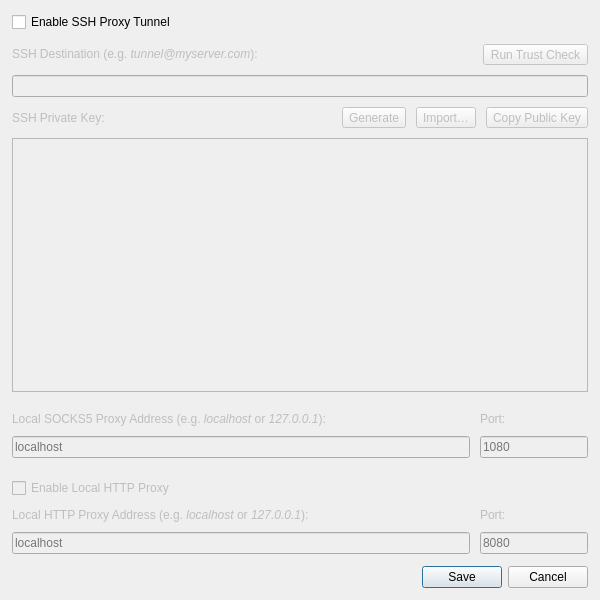
First picture: the form in Sources/PreferencesDialog.ui, repository andrew-markin/shprot, before the edit.
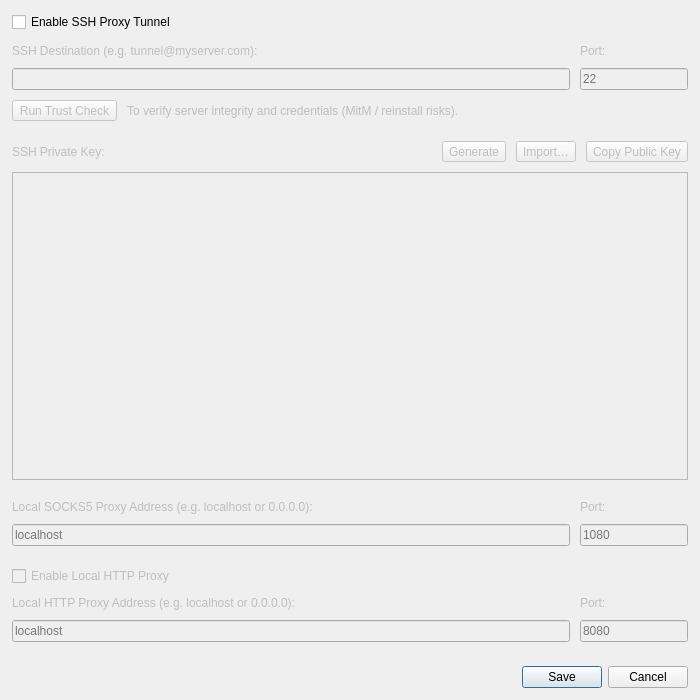
Second picture: the form after the edit.

Commit message: Issue with SSH destination/port fixed

```diff
--- a/Sources/PreferencesDialog.ui
+++ b/Sources/PreferencesDialog.ui
@@ -6,8 +6,8 @@
    <rect>
     <x>0</x>
     <y>0</y>
-    <width>600</width>
-    <height>600</height>
+    <width>700</width>
+    <height>700</height>
    </rect>
   </property>
   <layout class="QVBoxLayout" name="verticalLayout">
@@ -42,7 +42,7 @@
        <number>12</number>
       </property>
       <property name="bottomMargin">
-       <number>12</number>
+       <number>24</number>
       </property>
       <item>
        <widget class="QCheckBox" name="sshProxyTunnelCheckBox">
@@ -73,20 +73,50 @@
           <number>0</number>
          </property>
          <item>
-          <layout class="QHBoxLayout" name="sshDestinationLabelLayout" stretch="1,0">
+          <layout class="QGridLayout" name="sshDestinationAndPortLayout" columnstretch="1,0">
            <property name="spacing">
             <number>10</number>
            </property>
-           <item>
+           <item row="1" column="1">
+            <widget class="QLineEdit" name="sshPortEdit">
+             <property name="placeholderText">
+              <string>22</string>
+             </property>
+            </widget>
+           </item>
+           <item row="0" column="0">
             <widget class="QLabel" name="sshDestinationLabel">
              <property name="text">
-              <string>SSH Destination (e.g. &lt;i&gt;tunnel@myserver.com&lt;/i&gt;):</string>
+              <string>SSH Destination (e.g. tunnel@myserver.com):</string>
              </property>
              <property name="textFormat">
-              <enum>Qt::TextFormat::RichText</enum>
+              <enum>Qt::TextFormat::PlainText</enum>
              </property>
+             <property name="textInteractionFlags">
+              <set>Qt::TextInteractionFlag::NoTextInteraction</set>
+             </property>
             </widget>
            </item>
+           <item row="0" column="1">
+            <widget class="QLabel" name="sshPortLabel">
+             <property name="text">
+              <string>Port:</string>
+             </property>
+             <property name="textFormat">
+              <enum>Qt::TextFormat::PlainText</enum>
+             </property>
+            </widget>
+           </item>
+           <item row="1" column="0">
+            <widget class="QLineEdit" name="sshDestinationEdit"/>
+           </item>
+          </layout>
+         </item>
+         <item>
+          <layout class="QHBoxLayout" name="trustCheckLayout">
+           <property name="spacing">
+            <number>10</number>
+           </property>
            <item>
             <widget class="QToolButton" name="trustCheckButton">
              <property name="text">
@@ -94,13 +124,36 @@
              </property>
             </widget>
            </item>
+           <item>
+            <widget class="QLabel" name="trustCheckLabel">
+             <property name="text">
+              <string>To verify server integrity and credentials (MitM / reinstall risks).</string>
+             </property>
+             <property name="textFormat">
+              <enum>Qt::TextFormat::PlainText</enum>
+             </property>
+            </widget>
+           </item>
           </layout>
          </item>
          <item>
-          <widget class="QLineEdit" name="sshDestinationEdit"/>
+          <spacer name="sshPrivateKeyWidgetsSpacer">
+           <property name="orientation">
+            <enum>Qt::Orientation::Vertical</enum>
+           </property>
+           <property name="sizeType">
+            <enum>QSizePolicy::Policy::Fixed</enum>
+           </property>
+           <property name="sizeHint" stdset="0">
+            <size>
+             <width>10</width>
+             <height>10</height>
+            </size>
+           </property>
+          </spacer>
          </item>
          <item>
-          <layout class="QHBoxLayout" name="sshPrivateKeyLabelLayout" stretch="1,0,0,0">
+          <layout class="QHBoxLayout" name="sshPrivateKeyLabelLayout" stretch="0,0,0,0">
            <property name="spacing">
             <number>10</number>
            </property>
@@ -135,7 +188,11 @@
           </layout>
          </item>
          <item>
-          <widget class="QPlainTextEdit" name="sshPrivateKeyEdit"/>
+          <widget class="QPlainTextEdit" name="sshPrivateKeyEdit">
+           <property name="lineWrapMode">
+            <enum>QPlainTextEdit::LineWrapMode::NoWrap</enum>
+           </property>
+          </widget>
          </item>
          <item>
           <spacer name="localSocks5ProxyWidgetsSpacer">
@@ -165,20 +222,13 @@
              </property>
             </widget>
            </item>
-           <item row="1" column="1">
-            <widget class="QLineEdit" name="localSocks5ProxyPortEdit">
-             <property name="placeholderText">
-              <string>1080</string>
-             </property>
-            </widget>
-           </item>
            <item row="0" column="0">
             <widget class="QLabel" name="localSocks5ProxyAddresLabel">
              <property name="text">
-              <string>Local SOCKS5 Proxy Address (e.g. &lt;i&gt;localhost&lt;/i&gt; or &lt;i&gt;127.0.0.1&lt;/i&gt;):</string>
+              <string>Local SOCKS5 Proxy Address (e.g. localhost or 0.0.0.0):</string>
              </property>
              <property name="textFormat">
-              <enum>Qt::TextFormat::RichText</enum>
+              <enum>Qt::TextFormat::PlainText</enum>
              </property>
             </widget>
            </item>
@@ -187,6 +237,16 @@
              <property name="text">
               <string>Port:</string>
              </property>
+             <property name="textFormat">
+              <enum>Qt::TextFormat::PlainText</enum>
+             </property>
+            </widget>
+           </item>
+           <item row="1" column="1">
+            <widget class="QLineEdit" name="localSocks5ProxyPortEdit">
+             <property name="placeholderText">
+              <string>1080</string>
+             </property>
             </widget>
            </item>
           </layout>
@@ -244,10 +304,10 @@
             <item row="0" column="0">
              <widget class="QLabel" name="localHttpProxyAddresLabel">
               <property name="text">
-               <string>&lt;html&gt;&lt;head/&gt;&lt;body&gt;&lt;p&gt;Local HTTP Proxy Address (e.g. &lt;span style=&quot; font-style:italic;&quot;&gt;localhost&lt;/span&gt; or &lt;span style=&quot; font-style:italic;&quot;&gt;127.0.0.1&lt;/span&gt;):&lt;/p&gt;&lt;/body&gt;&lt;/html&gt;</string>
+               <string>Local HTTP Proxy Address (e.g. localhost or 0.0.0.0):</string>
               </property>
               <property name="textFormat">
-               <enum>Qt::TextFormat::RichText</enum>
+               <enum>Qt::TextFormat::PlainText</enum>
               </property>
              </widget>
             </item>
@@ -256,6 +316,9 @@
               <property name="text">
                <string>Port:</string>
               </property>
+              <property name="textFormat">
+               <enum>Qt::TextFormat::PlainText</enum>
+              </property>
              </widget>
             </item>
             <item row="1" column="0">
```
Left out of the diff: 4 changed lines with no effect on the pictures. The commit also changes 5 other files.
